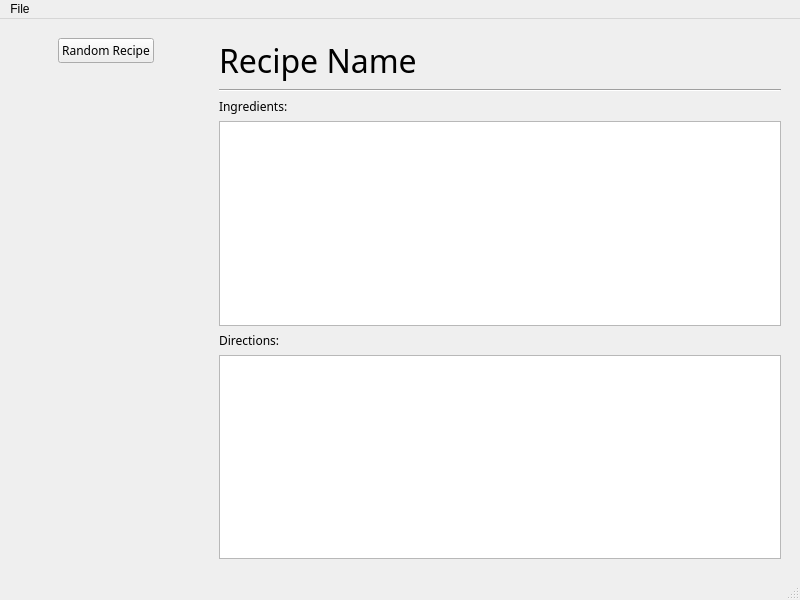
The window that testing/recipie_test/mainwindow.ui (starshine-bcit/Recipie) describes before a commit, drawn with Qt 5.
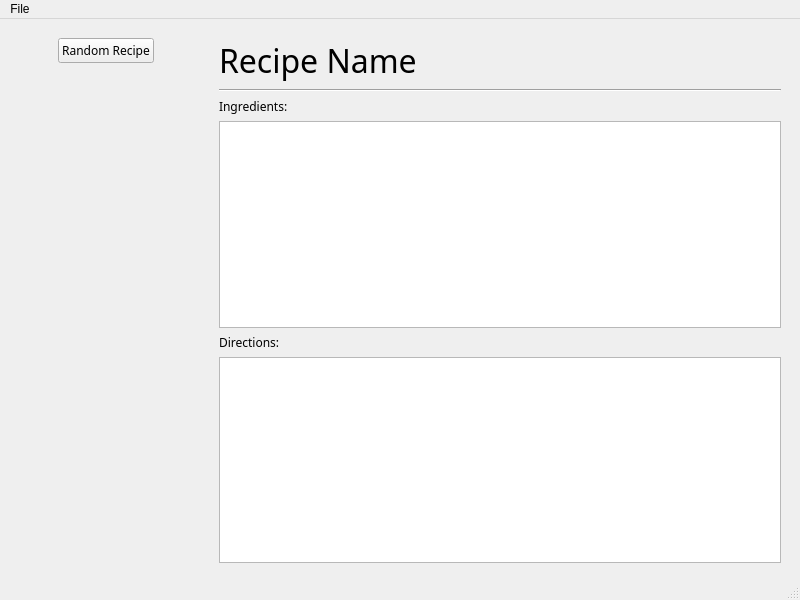
The same window after the commit.

Commit message: Fix scaling of ui with minimum size

Diff of the .ui file:
```diff
--- a/testing/recipie_test/mainwindow.ui
+++ b/testing/recipie_test/mainwindow.ui
@@ -10,6 +10,18 @@
     <height>600</height>
    </rect>
   </property>
+  <property name="sizePolicy">
+   <sizepolicy hsizetype="Minimum" vsizetype="Minimum">
+    <horstretch>0</horstretch>
+    <verstretch>0</verstretch>
+   </sizepolicy>
+  </property>
+  <property name="minimumSize">
+   <size>
+    <width>800</width>
+    <height>600</height>
+   </size>
+  </property>
   <property name="windowTitle">
    <string>recipie --TESTING--</string>
   </property>
@@ -119,6 +131,12 @@
       </item>
       <item>
        <widget class="QTextBrowser" name="textBrowserRecipeIngredients">
+        <property name="minimumSize">
+         <size>
+          <width>562</width>
+          <height>207</height>
+         </size>
+        </property>
         <property name="maximumSize">
          <size>
           <width>16777215</width>
@@ -146,6 +164,12 @@
       </item>
       <item>
        <widget class="QTextBrowser" name="textBrowserRecipeDirections">
+        <property name="minimumSize">
+         <size>
+          <width>562</width>
+          <height>206</height>
+         </size>
+        </property>
         <property name="maximumSize">
          <size>
           <width>16777215</width>
```
Left out of the diff: 3 changed lines with no effect on the pictures. The commit also changes 1 other file.
